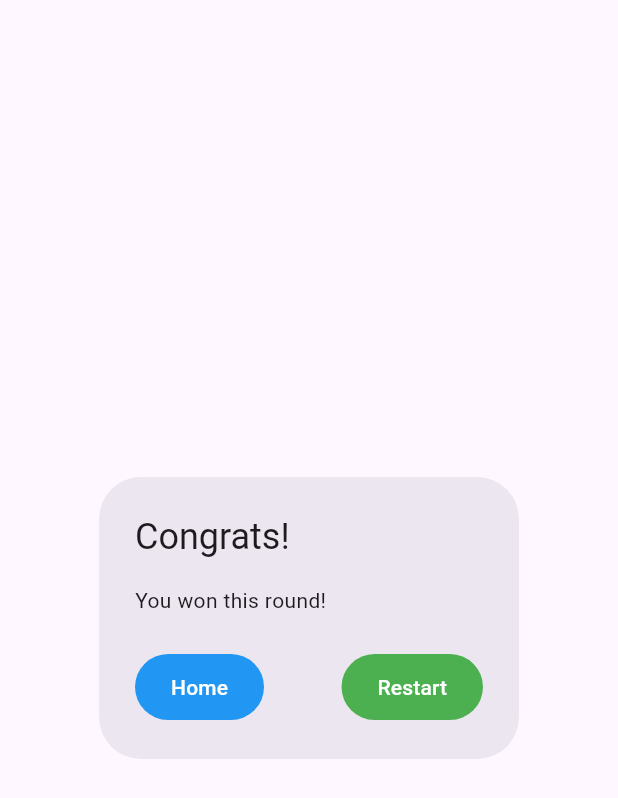
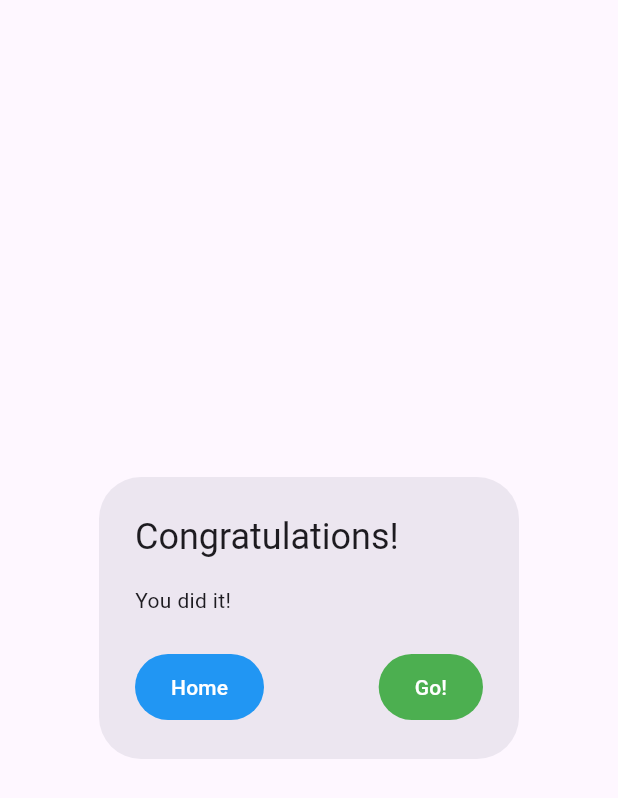
Before and after one commit to SamKryszto/projet-ind-log450, a Flutter app: the WonGameDialog widget shown alone on an empty page, opened directly, on a phone screen of 412 x 824 dp. Shown: the top 798 px of the screen. Run offline on Flutter 3.47's test engine with Material 3 defaults, Android fonts, the light colour scheme and no system bars; our stand-ins replace equatable, flutter_bloc.

Commit message:
bug fixes left

```diff
--- a/lib/blocs/play_bloc.dart
+++ b/lib/blocs/play_bloc.dart
@@ -77,7 +77,7 @@ class PlayBloc extends Bloc<PlayEvent, PlayState> {
 
     emit(PlayInitialState(
         modifiedWord: initialWord,
-        remainingTime: 60,
+        remainingTime: 30,
         startWord: startWord,
         endWord: endWord,
         allLettersGreen: true,
--- a/lib/dialogs/won_game_dialog.dart
+++ b/lib/dialogs/won_game_dialog.dart
@@ -1,6 +1,9 @@
 import 'package:flutter/material.dart';
 import 'package:flutter_bloc/flutter_bloc.dart';
 import 'package:projet_ind_log450/blocs/events/play_event.dart';
+import '../blocs/language_bloc.dart';
+import '../blocs/states/language_state.dart';
+import '../localizations/app_localizations.dart';
 import '../pages/home_page.dart';
 import '../blocs/play_bloc.dart';
 import '../pages/play_page.dart'; // Import the PlayBloc
@@ -8,9 +11,12 @@ import '../pages/play_page.dart'; // Import the PlayBloc
 class WonGameDialog extends StatelessWidget {
   @override
   Widget build(BuildContext context) {
+    return BlocBuilder<LanguageBloc, LanguageState>(
+        builder: (context, languageState) {
+      var localizations = AppLocalizations(languageState.currentLanguage);
       return AlertDialog(
-      title: Text("Congrats!"),
-      content: Text('You won this round!'),
+        title: Text(localizations.translate('congratulations_title')),
+        content: Text(localizations.translate('congratulations_description')),
         actions: [
           Row(
             mainAxisAlignment: MainAxisAlignment.spaceBetween,
@@ -31,7 +37,7 @@ class WonGameDialog extends StatelessWidget {
                   ),
                 ),
                 child: Text(
-                'Home',
+                  localizations.translate('home'),
                   style: TextStyle(
                     color: Colors.white,
                   ),
@@ -45,8 +51,8 @@ class WonGameDialog extends StatelessWidget {
 
                   context.read<PlayBloc>().add(GameStartedEvent());
 
-                Navigator.pushReplacement(context, MaterialPageRoute(builder: (context) => PlayPage()));
-
+                  Navigator.pushReplacement(context,
+                      MaterialPageRoute(builder: (context) => PlayPage()));
                 },
                 style: TextButton.styleFrom(
                   backgroundColor: Colors.green,
@@ -56,7 +62,7 @@ class WonGameDialog extends StatelessWidget {
                   ),
                 ),
                 child: Text(
-                'Restart',
+                  localizations.translate('restart'),
                   style: TextStyle(
                     color: Colors.white,
                   ),
@@ -66,5 +72,6 @@ class WonGameDialog extends StatelessWidget {
           ),
         ],
       );
+    });
   }
 }
--- a/lib/localizations/app_localizations.dart
+++ b/lib/localizations/app_localizations.dart
@@ -37,13 +37,13 @@ class AppLocalizations {
       // Add more translations
     },
     'congratulations_description': {
-      'en': 'Congratulations!',
-      'fr': 'Félicitations!',
+      'en': 'You did it!',
+      'fr': 'Vous avez réussi!',
       // Add more translations
     },
     'times_up_description': {
-      'en': 'Time\'s up!',
-      'fr': 'C\'est fini!',
+      'en': 'Time limit was reached!!',
+      'fr': 'La limite de temps est dépassée!',
       // Add more translations
     },
     'next': {
@@ -52,8 +52,8 @@ class AppLocalizations {
       // Add more translations
     },
     'restart': {
-      'en': 'Restart',
-      'fr': 'Recommencer',
+      'en': 'Go!',
+      'fr': 'Allez!',
       // Add more translations
     },
     'home': {
```
Also changed, not shown: lib/dialogs/time_up_dialog.dart (+14 -6 lines). Lines whose indentation alone changed are shown as unchanged.
